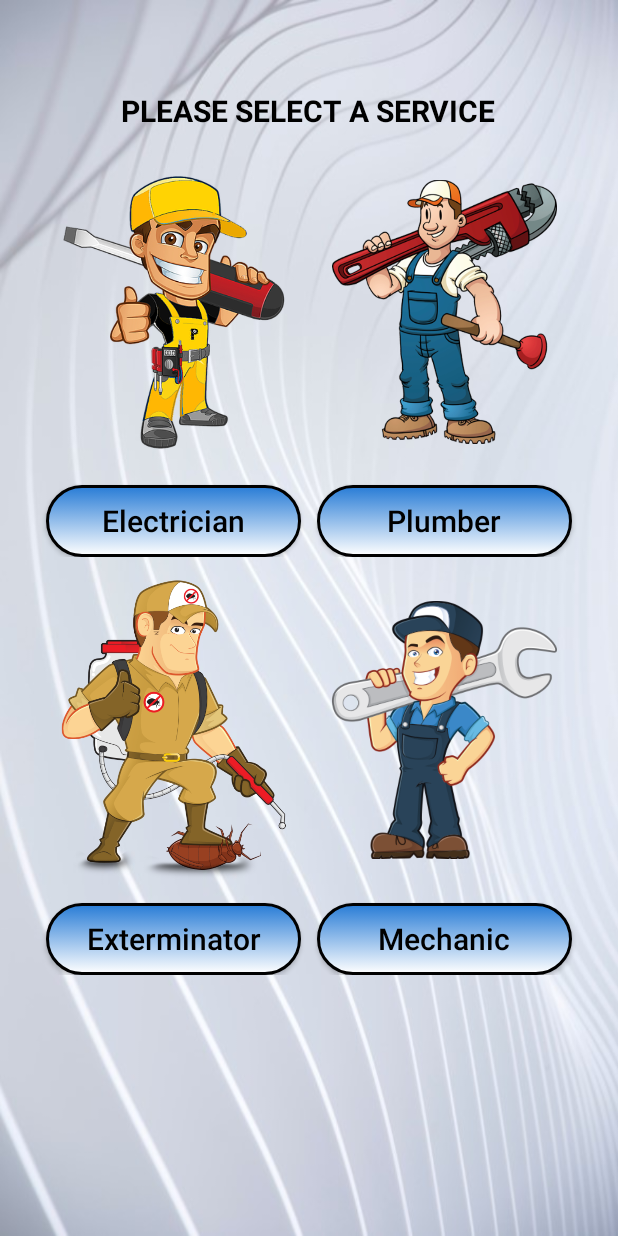
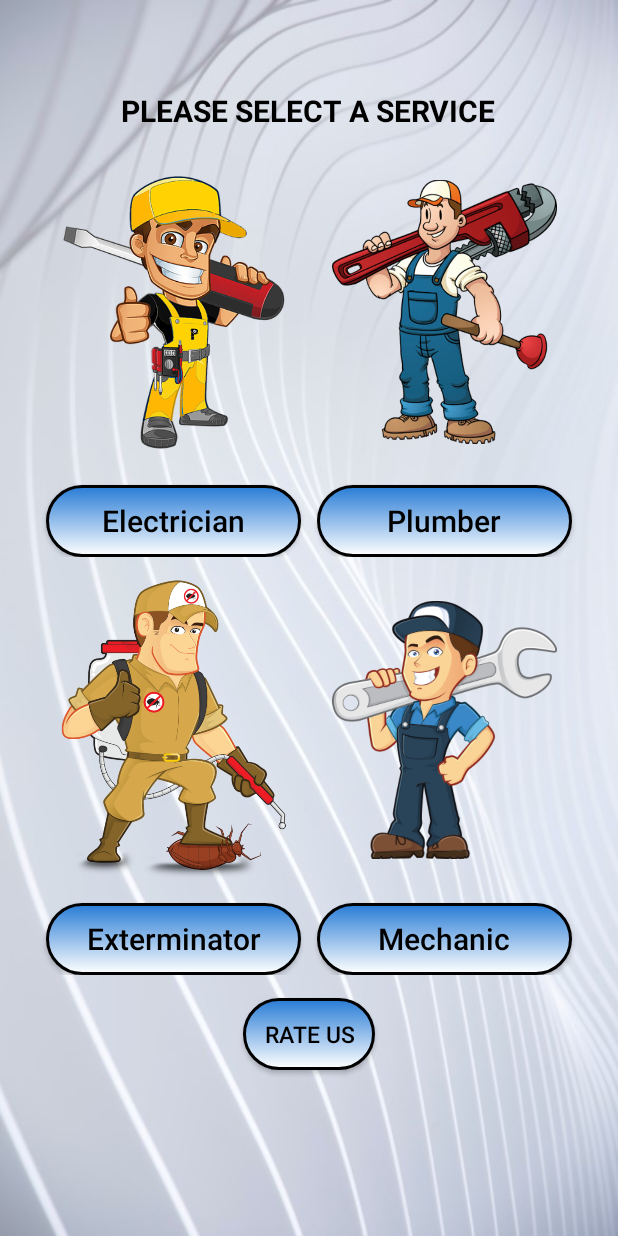
Before and after one commit to Daniel-israelov/Schedule-a-handyman, an Android app: the screen it shows after launch (MainActivity), on a phone screen of 412 x 824 dp. Run offline under Robolectric (Android 15) with nearby library versions, the light colour scheme and no system bars.

Commit message:
added rating option

```diff
--- a/app/src/main/AndroidManifest.xml
+++ b/app/src/main/AndroidManifest.xml
@@ -27,6 +27,9 @@
         <activity android:name=".FinalScreenActivity"
             android:screenOrientation="portrait"/>
 
+        <activity android:name=".RatingActivity"
+            android:screenOrientation="portrait"/>
+
     </application>
 
 </manifest>
--- a/app/src/main/java/com/example/midsemesterproject/MainActivity.java
+++ b/app/src/main/java/com/example/midsemesterproject/MainActivity.java
@@ -4,11 +4,14 @@ import androidx.appcompat.app.AppCompatActivity;
 import androidx.appcompat.widget.AppCompatButton;
 
 import android.annotation.SuppressLint;
+import android.app.Dialog;
+import android.content.DialogInterface;
 import android.content.Intent;
 import android.os.Bundle;
 import android.view.View;
 import android.view.Window;
 import android.widget.ImageButton;
+import android.widget.RatingBar;
 
 import java.util.Objects;
 
@@ -25,6 +28,7 @@ public class MainActivity extends AppCompatActivity {
         final AppCompatButton plumber_btn = findViewById(R.id.plumber_acb);
         final AppCompatButton exterminator_btn = findViewById(R.id.exterminator_acb);
         final AppCompatButton mechanic_btn = findViewById(R.id.mechanic_acb);
+        final AppCompatButton rating_btn = findViewById(R.id.rating_btn);
 
         final ImageButton electrician_ib = findViewById(R.id.electrician_ib);
         final ImageButton plumber_ib = findViewById(R.id.plumber_ib);
@@ -41,6 +45,12 @@ public class MainActivity extends AppCompatActivity {
         plumber_ib.setOnClickListener(acbListener);
         exterminator_ib.setOnClickListener(acbListener);
         mechanic_ib.setOnClickListener(acbListener);
+
+        rating_btn.setOnClickListener(view -> {
+            Intent intent = new Intent(MainActivity.this, RatingActivity.class);
+            startActivity(intent);
+            finish();
+        });
     }
 
     private class AcbListener implements View.OnClickListener{
--- a/app/src/main/res/layout/activity_main.xml
+++ b/app/src/main/res/layout/activity_main.xml
@@ -89,6 +89,7 @@
     </LinearLayout>
     <!-- =================================================== -->
     <LinearLayout
+        android:id="@+id/lower_btns_layout"
         android:layout_width="wrap_content"
         android:layout_height="wrap_content"
         android:layout_centerHorizontal="true"
@@ -154,4 +155,20 @@
 
         </LinearLayout>
     </LinearLayout>
+
+    <androidx.appcompat.widget.AppCompatButton
+        android:id="@+id/rating_btn"
+        android:layout_width="wrap_content"
+        android:layout_height="wrap_content"
+        android:layout_below="@+id/lower_btns_layout"
+        android:layout_centerHorizontal="true"
+        android:layout_marginTop="15dp"
+        android:background="@drawable/service_name_btn"
+        android:paddingStart="10dp"
+        android:paddingEnd="10dp"
+        android:text="@string/rating"
+        android:textAllCaps="true"
+        android:textColor="@color/black"
+        android:textSize="15sp" />
+
 </RelativeLayout>
--- a/app/src/main/res/values/strings.xml
+++ b/app/src/main/res/values/strings.xml
@@ -30,4 +30,5 @@
     <string name="summery_phone">Phone:</string>
     <string name="name_error">Invalid name</string>
     <string name="required">Required*</string>
+    <string name="rating">Rate us</string>
 </resources>
```
Also changed, not shown: app/src/main/java/com/example/midsemesterproject/RatingActivity.java (added, +56 -0 lines), app/src/main/res/layout/final_screen_activity.xml (+6 -6 lines), app/src/main/res/layout/rating_activity.xml (added, +41 -0 lines), app/src/main/res/drawable/happy_emoji.png (added), app/src/main/res/drawable/sad_emoji.png (added), 1 other file.
